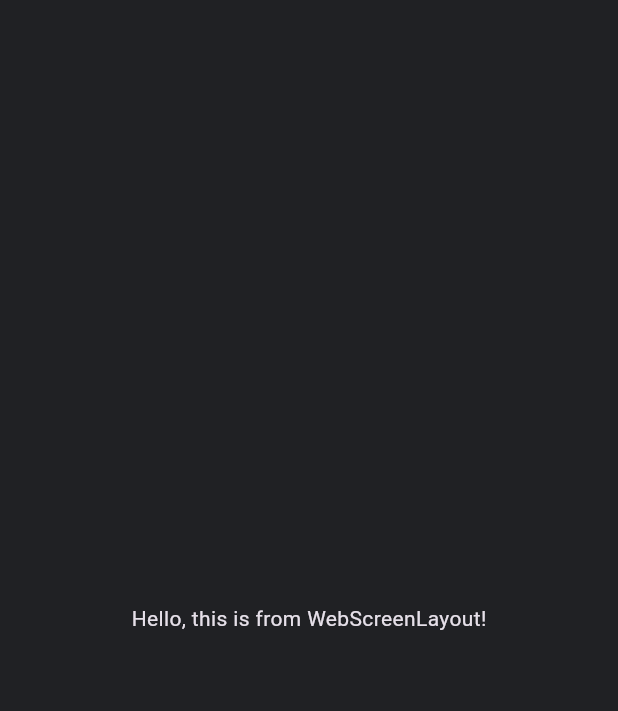
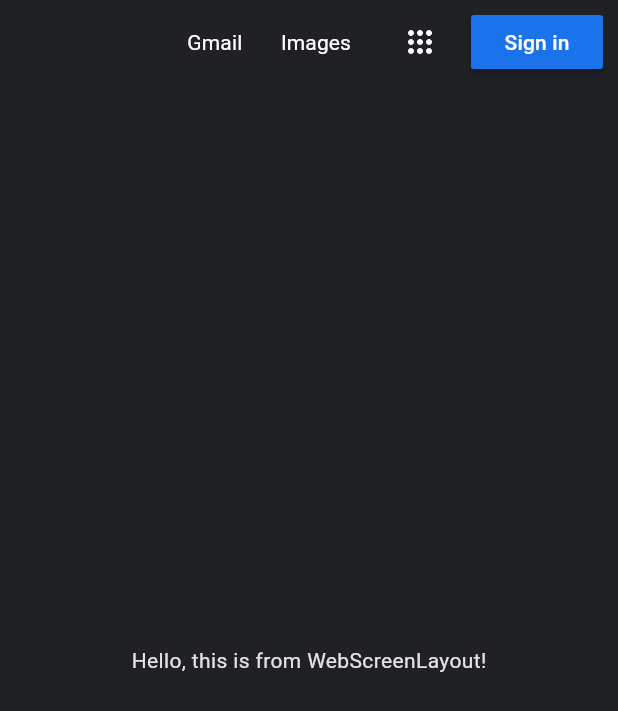
Before and after one commit to aryanbhardwaj24/google_search_clone, a Flutter app: the WebScreenLayout screen opened directly, on a phone screen of 412 x 824 dp. Shown: the top 711 px of the screen. Run offline on Flutter 3.47's test engine with Material 3 defaults, Android fonts, the phone set to English and light mode, and no system bars; our stand-ins replace flutter_svg.

Commit message:
design the main screen appBar

```diff
--- a/lib/responsive/web_screen_layout.dart
+++ b/lib/responsive/web_screen_layout.dart
@@ -1,12 +1,69 @@
 import 'package:flutter/material.dart';
+import 'package:flutter_svg/flutter_svg.dart';
+import 'package:google_search_clone/colors.dart';
 
 class WebScreenLayout extends StatelessWidget {
   const WebScreenLayout({super.key});
 
   @override
   Widget build(BuildContext context) {
-    return const Scaffold(
-      body: Center(
+    return Scaffold(
+      appBar: AppBar(
+        backgroundColor: backgroundColor,
+        elevation: 0,
+        actions: [
+          TextButton(
+            onPressed: () {},
+            child: const Text(
+              'Gmail',
+              style: TextStyle(
+                color: primaryColor,
+                fontWeight: FontWeight.w400,
+              ),
+            ),
+          ),
+          TextButton(
+            onPressed: () {},
+            child: const Text(
+              'Images',
+              style: TextStyle(
+                color: primaryColor,
+                fontWeight: FontWeight.w400,
+              ),
+            ),
+          ),
+          const SizedBox(
+            width: 10,
+          ),
+          IconButton(
+            onPressed: () {},
+            icon: SvgPicture.asset(
+              'assets/images/more-apps.svg',
+              colorFilter:
+                  const ColorFilter.mode(Colors.white, BlendMode.srcIn),
+            ),
+          ),
+          const SizedBox(
+            width: 10,
+          ),
+          Padding(
+            padding: const EdgeInsets.symmetric(vertical: 8.0).copyWith(
+              right: 10.0,
+            ),
+            child: MaterialButton(
+              color: const Color(0xff1A73EB),
+              onPressed: () {},
+              child: const Text(
+                'Sign in',
+                style: TextStyle(
+                  color: Colors.white,
+                ),
+              ),
+            ),
+          ),
+        ],
+      ),
+      body: const Center(
         child: Text(
           'Hello, this is from WebScreenLayout!',
         ),
```
